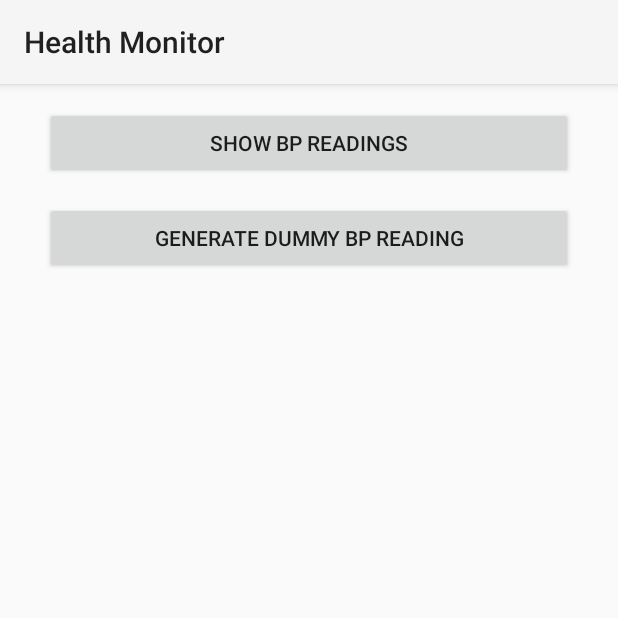
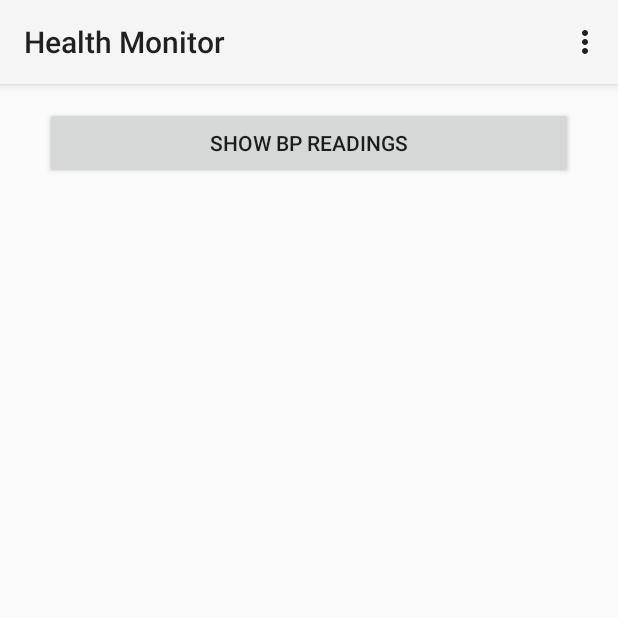
Before and after one commit to AzarePuasa/HealthMonitor, an Android app: the screen it shows after launch (MainActivity), on a phone screen of 412 x 824 dp, the top half of it. Run offline under Robolectric (Android 15) with nearby library versions, the phone set to English and light mode, and no system bars; libraries missing offline, so code that uses them is left out: com.amitshekhar; 1 statement that could not run was skipped.

Commit message:
add Action bar for Main Activity.

```diff
--- a/app/src/main/java/com/azare/app/healthmonitor/AddBPReading.java
+++ b/app/src/main/java/com/azare/app/healthmonitor/AddBPReading.java
@@ -1,7 +1,7 @@
 package com.azare.app.healthmonitor;
 
+import android.os.Bundle;
 import android.support.v7.app.AppCompatActivity;
-import android.os.Bundle;
 import android.util.Log;
 import android.view.View;
 import android.widget.Button;
@@ -14,7 +14,6 @@
 import com.azare.app.healthmonitor.model.BPReadingFactory;
 import com.azare.app.healthmonitor.utils.HMUtils;
 
-import java.util.Calendar;
 import java.util.Date;
 
 public class AddBPReading extends AppCompatActivity {
@@ -88,9 +87,6 @@
             if ( daobpReading.insert(bpReading) ) {
                 Log.i("Health Monitor", "Successfully inserted reading");
             }
-
-
-
         }
     };
 }
--- a/app/src/main/java/com/azare/app/healthmonitor/MainActivity.java
+++ b/app/src/main/java/com/azare/app/healthmonitor/MainActivity.java
@@ -5,6 +5,8 @@
 import android.support.v7.app.ActionBar;
 import android.support.v7.app.AppCompatActivity;
 import android.util.Log;
+import android.view.Menu;
+import android.view.MenuItem;
 import android.view.View;
 import android.widget.Button;
 
@@ -14,7 +16,6 @@
 public class MainActivity extends AppCompatActivity {
 
     Button btnShowBPReading;
-    Button btnDummyBPReading;
 
     ActionBar actionBar;
 
@@ -35,10 +36,8 @@
         Log.i(HMUtils.LOGTAG, DebugDB.getAddressLog());
 
         btnShowBPReading = (Button) findViewById(R.id.btnShowBPReading);
-        btnDummyBPReading = (Button) findViewById(R.id.btnDummyBPReading);
 
         btnShowBPReading.setOnClickListener(btnShowBPReadingClicked);
-        btnDummyBPReading.setOnClickListener(btnDummyBPReadingClicked);
     }
 
     /*
@@ -53,14 +52,22 @@
         }
     };
 
-    private View.OnClickListener btnDummyBPReadingClicked = new View.OnClickListener(){
+    public boolean onCreateOptionsMenu(Menu menu) {
+        // Inflate the menu; this adds items to the action bar if it is present.
+        getMenuInflater().inflate(R.menu.menu_main, menu);
+        return true;
+    }
 
-        @Override
-        public void onClick(View v) {
+    @Override
+    public boolean onOptionsItemSelected(MenuItem item) {
+        switch (item.getItemId()) {
+            case R.id.dummyBP:
+                //TODO: pass start and end date to activity.
+                Intent dummyBPIntent = new Intent(MainActivity.this, DummyBPActivity.class);
+                startActivity(dummyBPIntent);
 
-            //TODO: pass start and end date to activity.
-            Intent dummyBPIntent = new Intent(MainActivity.this, DummyBPActivity.class);
-            startActivity(dummyBPIntent);
+                return (true);
         }
-    };
+        return (super.onOptionsItemSelected(item));
+    }
 }
--- a/app/src/main/res/layout/activity_main.xml
+++ b/app/src/main/res/layout/activity_main.xml
@@ -8,7 +8,6 @@
     tools:context=".MainActivity"
     android:orientation="vertical">
 
-
     <Button
         android:id="@+id/btnShowBPReading"
         android:layout_width="match_parent"
@@ -18,13 +17,4 @@
         android:layout_marginTop="15dp"
         android:text="@string/showbpreading"/>
 
-    <Button
-        android:id="@+id/btnDummyBPReading"
-        android:layout_width="match_parent"
-        android:layout_height="wrap_content"
-        android:layout_marginLeft="30dp"
-        android:layout_marginRight="30dp"
-        android:layout_marginTop="15dp"
-        android:text="@string/dummybp"/>
-
 </LinearLayout>
--- a/app/src/main/res/menu/menu_listbpreading.xml
+++ b/app/src/main/res/menu/menu_listbpreading.xml
@@ -17,7 +17,7 @@
 
     <item
         android:id="@+id/printToConsole"
-        android:icon="@android:drawable/ic_dialog_info"
+        android:icon="@android:drawable/ic_menu_agenda"
         android:title="@string/getallbpreading"
         app:showAsAction="never"></item>
 
--- /dev/null
+++ b/app/src/main/res/menu/menu_main.xml
@@ -0,0 +1,14 @@
+<?xml version="1.0" encoding="utf-8"?>
+<menu
+    xmlns:android="http://schemas.android.com/apk/res/android"
+    xmlns:app="http://schemas.android.com/apk/res-auto"
+    xmlns:tools="http://schemas.android.com/tools"
+    tools:context=".MainActivity">
+
+    <item
+        android:id="@+id/dummyBP"
+        android:icon="@android:drawable/ic_menu_directions"
+        android:title="@string/dummybp"
+        app:showAsAction="never" />
+
+</menu>
```
Also changed, not shown: app/src/main/java/com/azare/app/healthmonitor/ListBPReading.java (+6 -5 lines).
